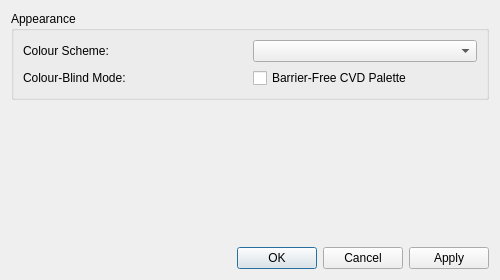
Before: the Qt Designer form src/ui/preferences.ui in zkalves/rmap, drawn with Qt 5.
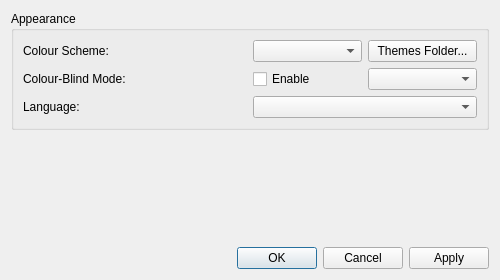
After: the same form once the commit is applied. Icons and pictures are not drawn.

Commit message: feat: Updated languages and themes

```diff
--- a/src/ui/preferences.ui
+++ b/src/ui/preferences.ui
@@ -38,7 +38,21 @@
        </widget>
       </item>
       <item row="0" column="1">
-       <widget class="QComboBox" name="colourSchemeCombo"/>
+       <layout class="QHBoxLayout" name="colourSchemeLayout">
+        <item>
+         <widget class="QComboBox" name="colourSchemeCombo"/>
+        </item>
+        <item>
+         <widget class="QPushButton" name="btnOpenThemesFolder">
+          <property name="text">
+           <string>Themes Folder...</string>
+          </property>
+          <property name="toolTip">
+           <string>Open custom themes directory to add or edit custom JSON themes</string>
+          </property>
+         </widget>
+        </item>
+       </layout>
       </item>
       <item row="1" column="0">
        <widget class="QLabel" name="label_colourBlindMode">
@@ -48,15 +62,36 @@
        </widget>
       </item>
       <item row="1" column="1">
-       <widget class="QCheckBox" name="colourBlindMode">
+       <layout class="QHBoxLayout" name="colourBlindLayout">
+        <item>
+         <widget class="QCheckBox" name="colourBlindMode">
+          <property name="text">
+           <string>Enable</string>
+          </property>
+          <property name="toolTip">
+           <string>Enable barrier-free high-contrast palette with explicit textual access policy tags</string>
+          </property>
+         </widget>
+        </item>
+        <item>
+         <widget class="QComboBox" name="colourBlindCombo">
+          <property name="toolTip">
+           <string>Select Colour Vision Deficiency (CVD) profile</string>
+          </property>
+         </widget>
+        </item>
+       </layout>
+      </item>
+      <item row="2" column="0">
+       <widget class="QLabel" name="label_language">
         <property name="text">
-         <string>Barrier-Free CVD Palette</string>
-        </property>
-        <property name="toolTip">
-         <string>Enable high-contrast barrier-free palette with explicit textual access policy tags</string>
+         <string>Language:</string>
         </property>
        </widget>
       </item>
+      <item row="2" column="1">
+       <widget class="QComboBox" name="languageCombo"/>
+      </item>
      </layout>
     </widget>
    </item>
```
Left out of the diff: 7 changed lines with no effect on the pictures. The commit also changes 52 other files.
